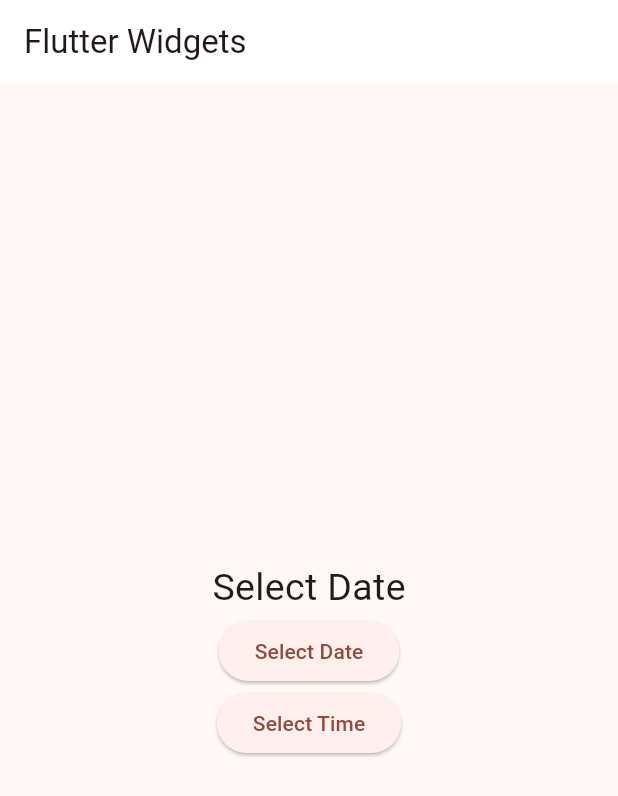
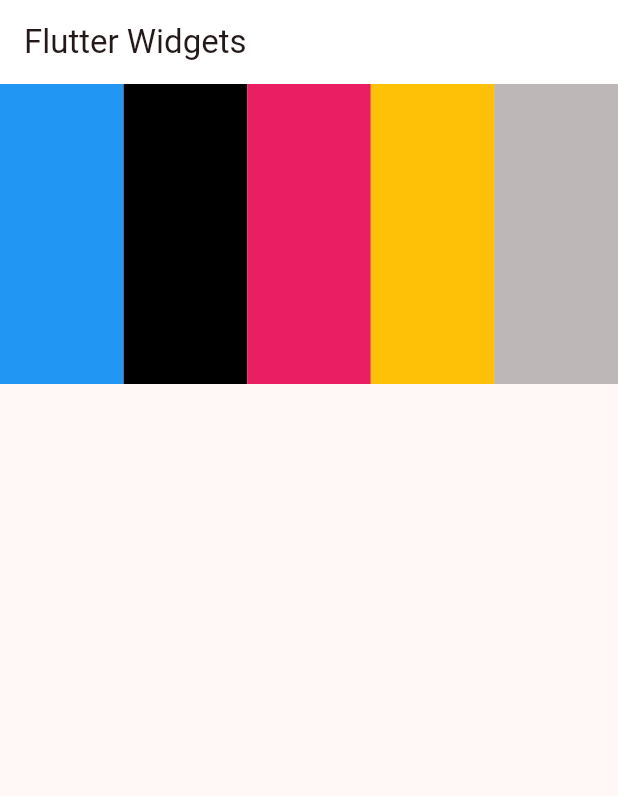
Before and after one commit to jainsourab99/FlutterAllTypeofButton, a Flutter app: the screen it shows after launch, on a phone screen of 412 x 824 dp. Shown: the top 796 px of the screen. Run offline on Flutter 3.47's test engine with Material 3 defaults, Android fonts, the phone set to English and light mode, and no system bars.

Commit message:
Grid Collection view

```diff
--- a/lib/main.dart
+++ b/lib/main.dart
@@ -51,7 +51,13 @@ class _MyHomePageState extends State<MyHomePage> {
 
   @override
   Widget build(BuildContext context) {
-    var time = DateTime.now(); // Current time
+    var arrColors = [
+      Colors.blue,
+      Colors.black,
+      Colors.pink,
+      Colors.amber,
+      Colors.black26
+    ];
 
     return Scaffold(
         appBar: AppBar(
@@ -60,42 +66,100 @@ class _MyHomePageState extends State<MyHomePage> {
           // the App.build method, and use it to set our appbar title.
           title: const Text("Flutter Widgets"),
         ),
-      body: Center(
-        child: Column(
-          mainAxisAlignment: MainAxisAlignment.center,
-          children: [
-            Text(
-              "Select Date",
-              style: TextStyle(fontSize: 25),
-            ),
-            ElevatedButton(
-                onPressed: () async {
-                  DateTime? datePicketed = await showDatePicker(
-                      context: context,
-                      initialDate: DateTime.now(),
-                      firstDate: DateTime(2021),
-                      lastDate: DateTime(2024));
+        body: GridView.builder(
+          itemBuilder: (context, index) {
+            return Container(
+              color: arrColors[index],
+            );
+          },
+          itemCount: arrColors.length,
+          gridDelegate: SliverGridDelegateWithMaxCrossAxisExtent(
+              mainAxisExtent: 200,
+              maxCrossAxisExtent: 100,
+              mainAxisSpacing: 10),
+        )
 
-                  if (datePicketed != null) {
-                    print("Date Selected: ${datePicketed.day}");
-                  }
-                },
-                child: Text("Select Date")),
-            ElevatedButton(
-                onPressed: () async {
-                  TimeOfDay? pickedTime = await showTimePicker(
-                      context: context,
-                      initialTime: TimeOfDay.now(),
-                      initialEntryMode: TimePickerEntryMode.dial);
-
-                  if (pickedTime != null) {
-                    print("Time Selected: ${pickedTime.hour}");
-                  }
-                },
-                child: Text("Select Time"))
-          ],
-        ),
-      ),
+        // Column(
+        //   children: [
+        //     Container(
+        //       height: 300,
+        //       child: GridView.count(
+        //         crossAxisCount: 5,
+        //         crossAxisSpacing: 11,
+        //         mainAxisSpacing: 11,
+        //         children: [
+        //           Container(
+        //             color: arrColors[0],
+        //           ),
+        //           Container(
+        //             color: arrColors[1],
+        //           ),
+        //           Container(
+        //             color: arrColors[2],
+        //           ),
+        //           Container(
+        //             color: arrColors[3],
+        //           ),
+        //           Container(
+        //             color: arrColors[4],
+        //           ),
+        //           Container(
+        //             color: arrColors[1],
+        //           ),
+        //           Container(
+        //             color: arrColors[2],
+        //           ),
+        //           Container(
+        //             color: arrColors[3],
+        //           ),
+        //           Container(
+        //             color: arrColors[4],
+        //           ),
+        //         ],
+        //       ),
+        //     ),
+        //     Container(
+        //       height: 30,
+        //     ),
+        //     Container(
+        //       height: 400,
+        //       child: GridView.extent(
+        //         maxCrossAxisExtent: 50,
+        //         crossAxisSpacing: 11,
+        //         mainAxisSpacing: 11,
+        //         children: [
+        //           Container(
+        //             color: arrColors[0],
+        //           ),
+        //           Container(
+        //             color: arrColors[1],
+        //           ),
+        //           Container(
+        //             color: arrColors[2],
+        //           ),
+        //           Container(
+        //             color: arrColors[3],
+        //           ),
+        //           Container(
+        //             color: arrColors[4],
+        //           ),
+        //           Container(
+        //             color: arrColors[1],
+        //           ),
+        //           Container(
+        //             color: arrColors[2],
+        //           ),
+        //           Container(
+        //             color: arrColors[3],
+        //           ),
+        //           Container(
+        //             color: arrColors[4],
+        //           ),
+        //         ],
+        //       ),
+        //     ),
+        //   ],
+        // ),
         );
     // This trailing comma makes auto-formatting nicer for build methods.
   }
```
Lines whose indentation alone changed are shown as unchanged.
